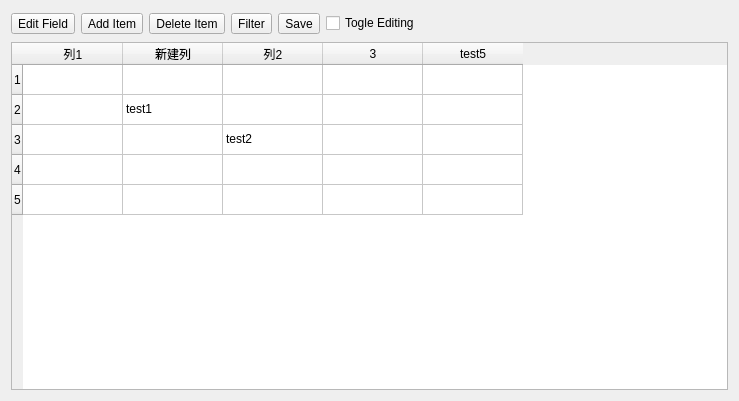
First picture: the form in ui/raw/_attributesTable.ui, repository yiguanxianyu/PiGIS, before the edit.
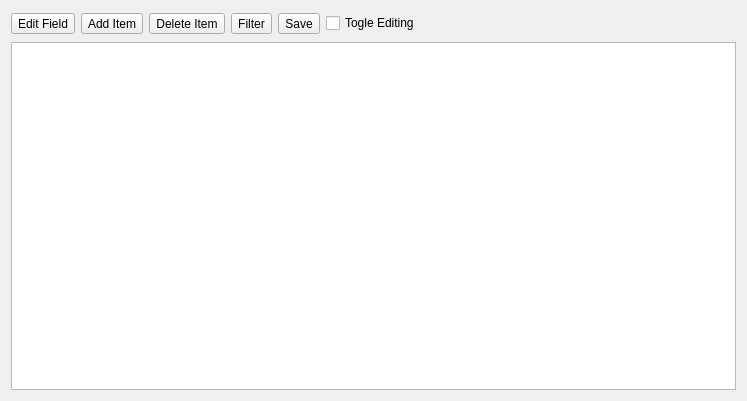
Second picture: the form after the edit.

Commit message: add attr table

Patch:
```diff
--- a/ui/raw/_attributesTable.ui
+++ b/ui/raw/_attributesTable.ui
@@ -6,7 +6,7 @@
    <rect>
     <x>0</x>
     <y>0</y>
-    <width>739</width>
+    <width>747</width>
     <height>401</height>
    </rect>
   </property>
@@ -17,73 +17,6 @@
    <string>Attributes Table</string>
   </property>
   <layout class="QGridLayout" name="gridLayout">
-   <item row="1" column="0">
-    <widget class="QTableWidget" name="dataTable">
-     <property name="editTriggers">
-      <set>QAbstractItemView::NoEditTriggers</set>
-     </property>
-     <row>
-      <property name="text">
-       <string>1</string>
-      </property>
-     </row>
-     <row>
-      <property name="text">
-       <string>2</string>
-      </property>
-     </row>
-     <row>
-      <property name="text">
-       <string>3</string>
-      </property>
-     </row>
-     <row>
-      <property name="text">
-       <string>4</string>
-      </property>
-     </row>
-     <row>
-      <property name="text">
-       <string>5</string>
-      </property>
-     </row>
-     <column>
-      <property name="text">
-       <string>列1</string>
-      </property>
-     </column>
-     <column>
-      <property name="text">
-       <string>新建列</string>
-      </property>
-     </column>
-     <column>
-      <property name="text">
-       <string>列2</string>
-      </property>
-     </column>
-     <column>
-      <property name="text">
-       <string>3</string>
-      </property>
-     </column>
-     <column>
-      <property name="text">
-       <string>test5</string>
-      </property>
-     </column>
-     <item row="1" column="1">
-      <property name="text">
-       <string>test1</string>
-      </property>
-     </item>
-     <item row="2" column="2">
-      <property name="text">
-       <string>test2</string>
-      </property>
-     </item>
-    </widget>
-   </item>
    <item row="0" column="0">
     <widget class="QWidget" name="widget" native="true">
      <property name="minimumSize">
@@ -159,6 +92,19 @@
      </layout>
     </widget>
    </item>
+   <item row="1" column="0">
+    <widget class="QTableView" name="tableView">
+     <property name="editTriggers">
+      <set>QAbstractItemView::NoEditTriggers</set>
+     </property>
+     <property name="gridStyle">
+      <enum>Qt::SolidLine</enum>
+     </property>
+     <property name="sortingEnabled">
+      <bool>true</bool>
+     </property>
+    </widget>
+   </item>
   </layout>
  </widget>
  <resources/>
```
Left out of the diff: 3 changed lines with no effect on the pictures. The commit also changes 2 other files.
